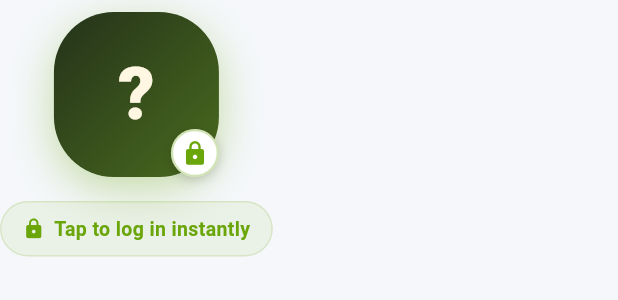
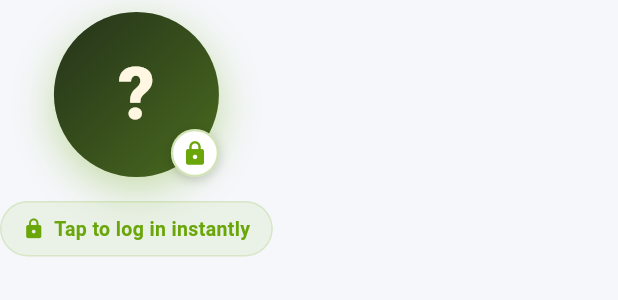
Before and after one commit to sh-yudi/fitcoach-app, a Flutter app: the _OneTapHero widget shown alone on an empty page, opened directly with empty values, on a phone screen of 412 x 824 dp. Shown: the top 300 px of the screen. Run offline on Flutter 3.47's test engine with Material 3 defaults, Android fonts, the phone set to English and light mode, and no system bars; our stand-ins replace flutter_local_notifications, image_cropper, image_picker, local_auth, shared_preferences, timezone; accounts and stored records are empty.

Commit message:
style: fix misaligned background on login screen avatar

```diff
--- a/lib/screens/auth/login_screen.dart
+++ b/lib/screens/auth/login_screen.dart
@@ -376,7 +376,7 @@ class _OneTapHero extends StatelessWidget {
                       begin: Alignment.topLeft,
                       end: Alignment.bottomRight,
                     ),
-                    borderRadius: BorderRadius.circular(40),
+                    shape: BoxShape.circle,
                     boxShadow: [
                       BoxShadow(
                         color: AppColors.primary.withValues(alpha: 0.35),
```
